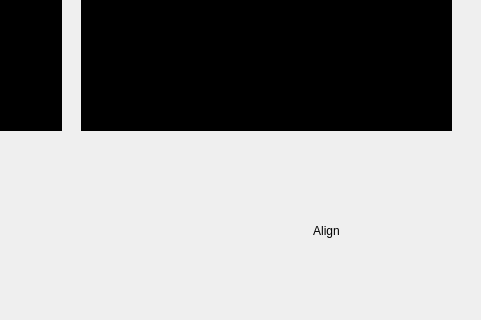
First picture: the form in 3D_Face_scanning.vc140/MainQtApplication/scanmodule.ui, repository CSID-DGU/2017-2-CECD-BirdSound-1, before the edit; both pictures show x 719 to 1200 and y 380 to 700 of the 1200 by 700 pixel window.
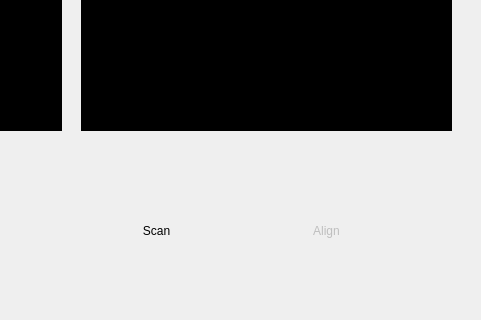
Second picture: the form after the edit.

Commit message: init, scan 기능 추가

What changed in the file:
```diff
--- a/3D_Face_scanning.vc140/MainQtApplication/scanmodule.ui
+++ b/3D_Face_scanning.vc140/MainQtApplication/scanmodule.ui
@@ -82,6 +82,9 @@
    </property>
   </widget>
   <widget class="QPushButton" name="NextButton">
+   <property name="enabled">
+    <bool>false</bool>
+   </property>
    <property name="geometry">
     <rect>
      <x>970</x>
@@ -97,6 +100,22 @@
     <string>Align</string>
    </property>
   </widget>
+  <widget class="QPushButton" name="ScanButton">
+   <property name="geometry">
+    <rect>
+     <x>800</x>
+     <y>590</y>
+     <width>151</width>
+     <height>41</height>
+    </rect>
+   </property>
+   <property name="styleSheet">
+    <string notr="true"/>
+   </property>
+   <property name="text">
+    <string>Scan</string>
+   </property>
+  </widget>
  </widget>
  <resources/>
  <connections/>
```
The commit also changes 7 other files.
